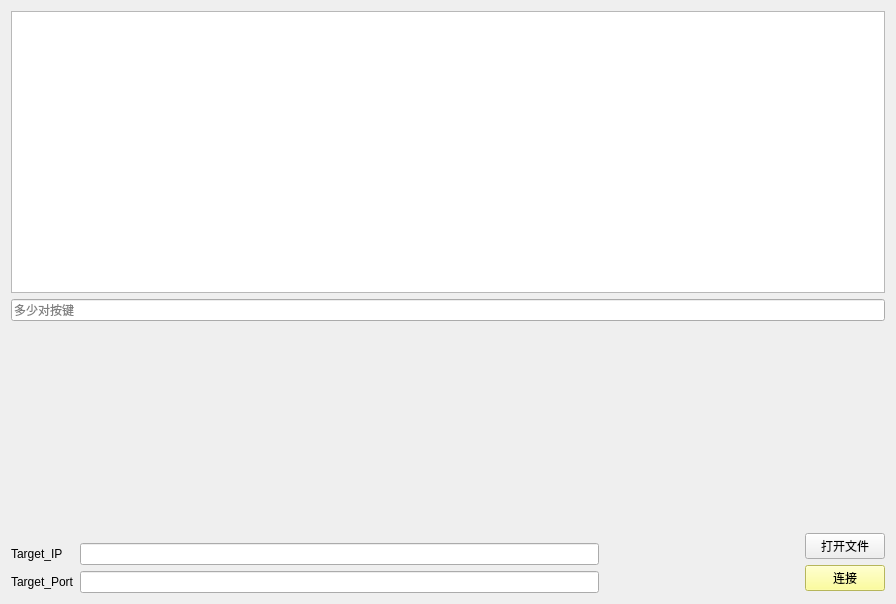
learniuH/work, file KCTS/ui.ui: the form before one commit.
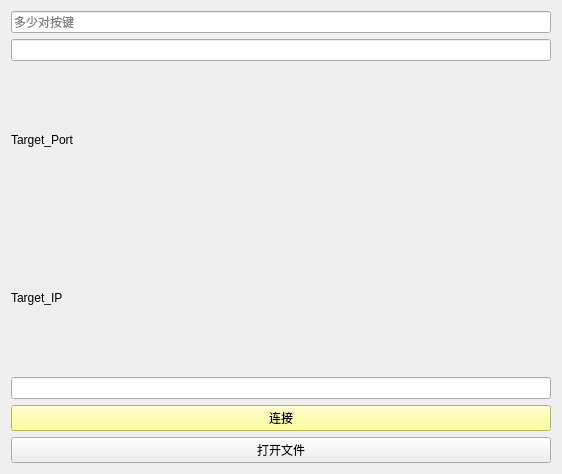
The form after the commit.

What changed in the file:
```diff
--- a/KCTS/ui.ui
+++ b/KCTS/ui.ui
@@ -6,8 +6,8 @@
    <rect>
     <x>0</x>
     <y>0</y>
-    <width>896</width>
-    <height>604</height>
+    <width>562</width>
+    <height>474</height>
    </rect>
   </property>
   <property name="windowTitle">
@@ -15,17 +15,22 @@
   </property>
   <layout class="QVBoxLayout" name="verticalLayout_5">
    <item>
-    <layout class="QVBoxLayout" name="verticalLayout_4">
-     <item>
-      <widget class="QTableView" name="tableView"/>
-     </item>
-     <item>
       <widget class="QLineEdit" name="num_lineEdit">
        <property name="placeholderText">
         <string>多少对按键</string>
        </property>
       </widget>
      </item>
+   <item>
+    <widget class="QLineEdit" name="ip_lineEdit"/>
+   </item>
+   <item>
+    <widget class="QLabel" name="targetPort_label">
+     <property name="text">
+      <string>Target_Port</string>
+     </property>
+    </widget>
+   </item>
      <item>
       <layout class="QHBoxLayout" name="horizontalLayout">
        <item>
@@ -52,49 +57,15 @@
       </layout>
      </item>
      <item>
-      <layout class="QHBoxLayout" name="horizontalLayout_2">
-       <property name="topMargin">
-        <number>200</number>
-       </property>
-       <item>
-        <layout class="QFormLayout" name="formLayout">
-         <property name="topMargin">
-          <number>10</number>
-         </property>
-         <property name="rightMargin">
-          <number>200</number>
-         </property>
-         <item row="0" column="0">
           <widget class="QLabel" name="targetIp_label">
            <property name="text">
             <string>Target_IP</string>
            </property>
           </widget>
          </item>
-         <item row="0" column="1">
-          <widget class="QLineEdit" name="ip_lineEdit"/>
-         </item>
-         <item row="1" column="0">
-          <widget class="QLabel" name="targetPort_label">
-           <property name="text">
-            <string>Target_Port</string>
-           </property>
-          </widget>
-         </item>
-         <item row="1" column="1">
+   <item>
           <widget class="QLineEdit" name="port_lineEdit"/>
          </item>
-        </layout>
-       </item>
-       <item>
-        <layout class="QVBoxLayout" name="verticalLayout_2">
-         <item>
-          <widget class="QPushButton" name="openFile_pushButton">
-           <property name="text">
-            <string>打开文件</string>
-           </property>
-          </widget>
-         </item>
          <item>
           <widget class="QPushButton" name="connect_pushButton">
            <property name="styleSheet">
@@ -105,11 +76,12 @@
            </property>
           </widget>
          </item>
-        </layout>
-       </item>
-      </layout>
-     </item>
-    </layout>
+   <item>
+    <widget class="QPushButton" name="openFile_pushButton">
+     <property name="text">
+      <string>打开文件</string>
+     </property>
+    </widget>
    </item>
   </layout>
  </widget>
```
Left out of the diff: 2 changed lines with no effect on the pictures. Lines whose indentation alone changed are shown as unchanged.
